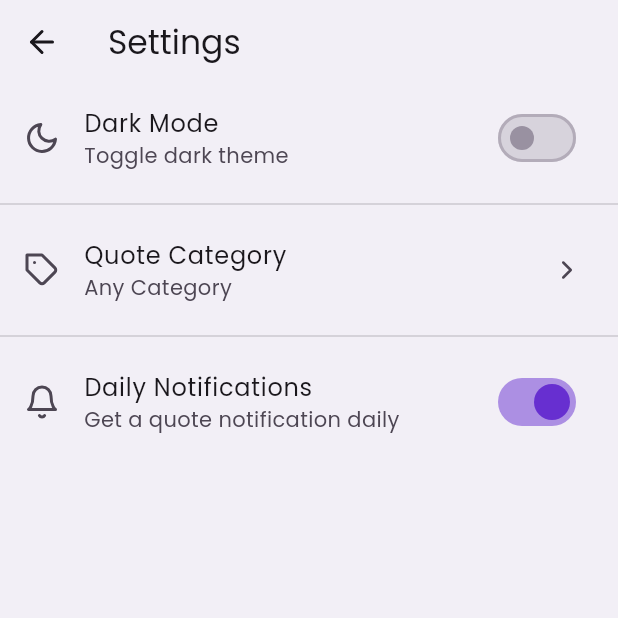
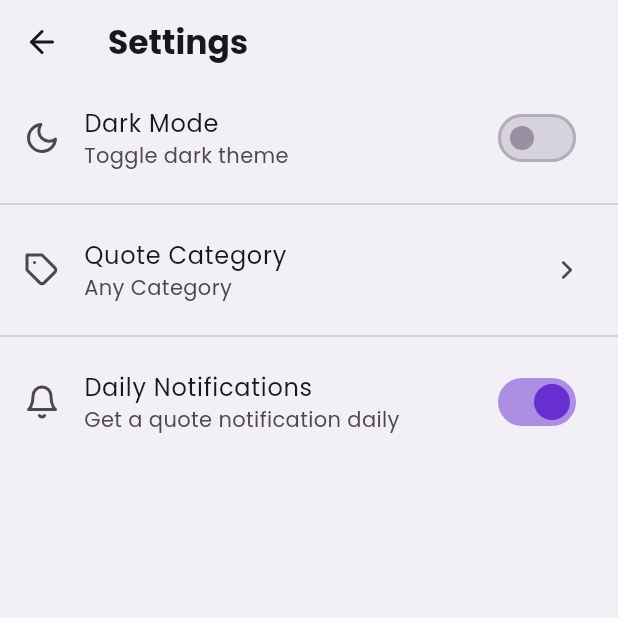
Before and after one commit to SSmurf/daily_motivation, a Flutter app: the screen it shows after launch, after a tap on an icon or button, on a phone screen of 412 x 824 dp, the top half of it. Run offline on Flutter 3.47's test engine with Material 3 defaults, Android fonts, the phone set to English and light mode, and no system bars; our stand-ins replace feather_icons, flutter_local_notifications, flutter_riverpod, google_fonts, share_plus, shared_preferences and 1 more; network calls fail.

Commit message:
Updated text theme

```diff
--- a/lib/Utils/theme.dart
+++ b/lib/Utils/theme.dart
@@ -133,9 +133,24 @@ class AppTheme {
   static const Color darkAccent900 = Color(0xFFDECEFD);
   static const Color darkAccent950 = Color(0xFFEFE7FE);
 
+  static TextTheme _buildTextTheme(TextTheme base) {
+    return base.copyWith(
+      headlineLarge: GoogleFonts.poppins(fontSize: 32, fontWeight: FontWeight.bold),
+      headlineMedium: GoogleFonts.poppins(fontSize: 28, fontWeight: FontWeight.bold),
+      headlineSmall: GoogleFonts.poppins(fontSize: 24, fontWeight: FontWeight.w600),
+      titleLarge: GoogleFonts.poppins(fontSize: 22, fontWeight: FontWeight.bold),
+      titleMedium: GoogleFonts.poppins(fontSize: 18),
+      titleSmall: GoogleFonts.poppins(fontSize: 16),
+      bodyLarge: GoogleFonts.poppins(fontSize: 16),
+      bodyMedium: GoogleFonts.poppins(fontSize: 14),
+      bodySmall: GoogleFonts.poppins(fontSize: 12),
+      labelLarge: GoogleFonts.poppins(fontSize: 14, fontWeight: FontWeight.bold),
+    );
+  }
+
   static ThemeData lightTheme() {
-    return ThemeData(
-      useMaterial3: true,
+    final ThemeData base = ThemeData.light();
+    return base.copyWith(
       brightness: Brightness.light,
       splashFactory: NoSplash.splashFactory,
       splashColor: Colors.transparent,
@@ -168,9 +183,10 @@ class AppTheme {
         foregroundColor: lightText900,
         elevation: 0,
       ),
-      textTheme: GoogleFonts.poppinsTextTheme(
-        ThemeData.light().textTheme.apply(bodyColor: lightText900, displayColor: lightText900),
-      ),
+      textTheme: _buildTextTheme(GoogleFonts.poppinsTextTheme(base.textTheme).apply(
+        bodyColor: lightText900,
+        displayColor: lightText900,
+      )),
       elevatedButtonTheme: ElevatedButtonThemeData(
         style: ElevatedButton.styleFrom(
           backgroundColor: lightPrimary500,
@@ -234,8 +250,8 @@ class AppTheme {
   }
 
   static ThemeData darkTheme() {
-    return ThemeData(
-      useMaterial3: true,
+    final ThemeData base = ThemeData.dark();
+    return base.copyWith(
       brightness: Brightness.dark,
       splashFactory: NoSplash.splashFactory,
       splashColor: Colors.transparent,
@@ -264,9 +280,10 @@ class AppTheme {
       ),
       scaffoldBackgroundColor: darkBackground50,
       appBarTheme: AppBarTheme(backgroundColor: darkBackground50, foregroundColor: darkText900, elevation: 0),
-      textTheme: GoogleFonts.poppinsTextTheme(
-        ThemeData.dark().textTheme.apply(bodyColor: darkText900, displayColor: darkText900),
-      ),
+      textTheme: _buildTextTheme(GoogleFonts.poppinsTextTheme(base.textTheme).apply(
+        bodyColor: darkText900,
+        displayColor: darkText900,
+      )),
       elevatedButtonTheme: ElevatedButtonThemeData(
         style: ElevatedButton.styleFrom(
           backgroundColor: darkPrimary600,
@@ -305,7 +322,10 @@ class AppTheme {
         shape: RoundedRectangleBorder(borderRadius: BorderRadius.circular(16)),
       ),
       iconTheme: IconThemeData(color: darkPrimary600),
-      chipTheme: ChipThemeData(backgroundColor: darkSecondary300, labelStyle: TextStyle(color: darkText900)),
+      chipTheme: ChipThemeData(
+        backgroundColor: darkSecondary300,
+        labelStyle: TextStyle(color: darkText900),
+      ),
       bottomSheetTheme: BottomSheetThemeData(
         backgroundColor: darkBackground100,
         shape: RoundedRectangleBorder(borderRadius: BorderRadius.vertical(top: Radius.circular(20))),
```
